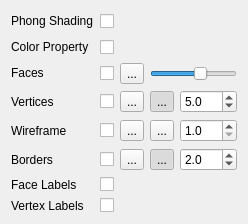
Old version of the form applications/Mapple/widget_surface_mesh_renderer.ui in the repository LiangliangNan/Easy3D.
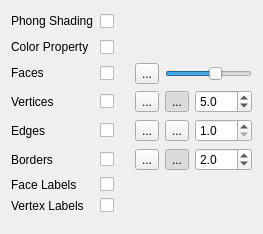
New version of the form. Icons and pictures are not drawn.

Commit message: rename wireframe to edges (same for Graph and SurfaceMesh)

Diff of the .ui file:
```diff
--- a/applications/Mapple/widget_surface_mesh_renderer.ui
+++ b/applications/Mapple/widget_surface_mesh_renderer.ui
@@ -6,8 +6,8 @@
    <rect>
     <x>0</x>
     <y>0</y>
-    <width>195</width>
-    <height>224</height>
+    <width>263</width>
+    <height>234</height>
    </rect>
   </property>
   <property name="windowTitle">
@@ -212,7 +212,7 @@
      <item row="4" column="0">
       <widget class="QLabel" name="label_4">
        <property name="text">
-        <string>Wireframe</string>
+        <string>Edges</string>
        </property>
       </widget>
      </item>
```
Left out of the diff: 24 changed lines with no effect on the pictures. The commit also changes 12 other files.
